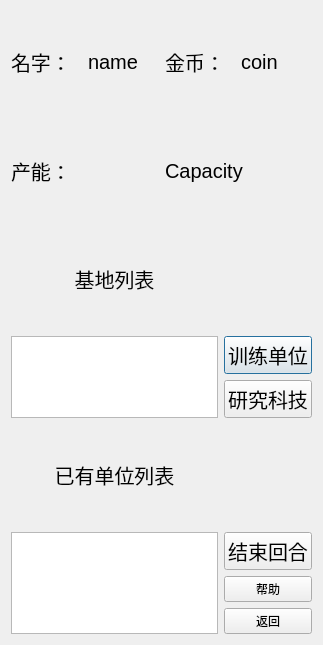
Above: UI/basewidget.ui from Linzecong/Simple-TBS-Game before the change. Below: the same form after it.
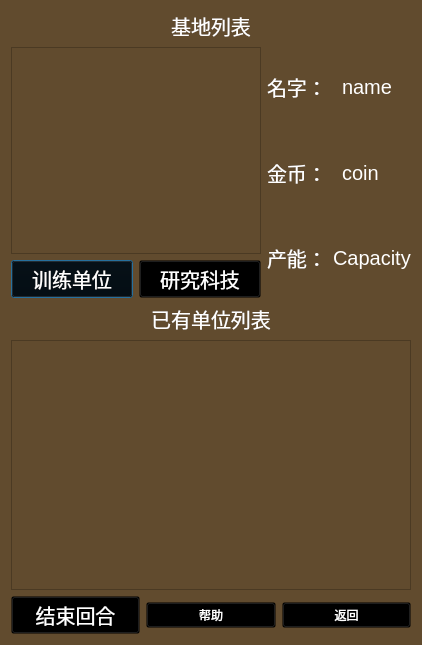
That is the form after the change. Icons and pictures are not drawn.

Patch:
```diff
--- a/UI/basewidget.ui
+++ b/UI/basewidget.ui
@@ -6,16 +6,115 @@
    <rect>
     <x>0</x>
     <y>0</y>
-    <width>323</width>
+    <width>422</width>
     <height>645</height>
    </rect>
   </property>
   <property name="windowTitle">
    <string>Dialog</string>
   </property>
+  <property name="styleSheet">
+   <string notr="true">color: rgb(255, 255, 255);
+background-color: rgb(97, 75, 46);</string>
+  </property>
   <layout class="QGridLayout" name="gridLayout">
-   <item row="0" column="0" colspan="2">
-    <layout class="QHBoxLayout" name="horizontalLayout">
+   <item row="0" column="0">
+    <widget class="QLabel" name="label_4">
+     <property name="font">
+      <font>
+       <pointsize>15</pointsize>
+      </font>
+     </property>
+     <property name="styleSheet">
+      <string notr="true">font-colo:white;</string>
+     </property>
+     <property name="text">
+      <string>基地列表</string>
+     </property>
+     <property name="alignment">
+      <set>Qt::AlignCenter</set>
+     </property>
+    </widget>
+   </item>
+   <item row="1" column="0">
+    <layout class="QHBoxLayout" name="horizontalLayout_6">
+     <item>
+      <layout class="QVBoxLayout" name="verticalLayout">
+       <item>
+        <widget class="QListWidget" name="BaseList">
+         <property name="flow">
+          <enum>QListView::LeftToRight</enum>
+         </property>
+        </widget>
+       </item>
+       <item>
+        <layout class="QHBoxLayout" name="horizontalLayout_4">
+         <item>
+          <widget class="QPushButton" name="TrainUnitButton">
+           <property name="font">
+            <font>
+             <pointsize>15</pointsize>
+            </font>
+           </property>
+           <property name="styleSheet">
+            <string notr="true">QPushButton{
+background: transparent;
+border-image:url(:/pixmap/button/button1.png);
+color:white;
+}
+QPushButton:pressed{
+background: transparent;
+border-image:url(:/pixmap/button/button2.png);
+color:white;
+}
+QPushButton:disabled{
+background: transparent;
+border-image:url(:/pixmap/button/button3.png);
+color:grey;
+}</string>
+           </property>
+           <property name="text">
+            <string>训练单位</string>
+           </property>
+          </widget>
+         </item>
+         <item>
+          <widget class="QPushButton" name="StudyButton">
+           <property name="font">
+            <font>
+             <pointsize>15</pointsize>
+            </font>
+           </property>
+           <property name="styleSheet">
+            <string notr="true">QPushButton{
+background: transparent;
+border-image:url(:/pixmap/button/button1.png);
+color:white;
+}
+QPushButton:pressed{
+background: transparent;
+border-image:url(:/pixmap/button/button2.png);
+color:white;
+}
+QPushButton:disabled{
+background: transparent;
+border-image:url(:/pixmap/button/button3.png);
+color:grey;
+}</string>
+           </property>
+           <property name="text">
+            <string>研究科技</string>
+           </property>
+          </widget>
+         </item>
+        </layout>
+       </item>
+      </layout>
+     </item>
+     <item>
+      <layout class="QVBoxLayout" name="verticalLayout_2">
+       <item>
+        <layout class="QHBoxLayout" name="horizontalLayout_3">
      <item>
       <widget class="QLabel" name="label">
        <property name="font">
@@ -40,6 +139,10 @@
        </property>
       </widget>
      </item>
+        </layout>
+       </item>
+       <item>
+        <layout class="QHBoxLayout" name="horizontalLayout">
      <item>
       <widget class="QLabel" name="label_6">
        <property name="font">
@@ -66,7 +169,7 @@
      </item>
     </layout>
    </item>
-   <item row="1" column="0" colspan="2">
+       <item>
     <layout class="QHBoxLayout" name="horizontalLayout_2">
      <item>
       <widget class="QLabel" name="label_3">
@@ -94,49 +197,11 @@
      </item>
     </layout>
    </item>
+      </layout>
+     </item>
+    </layout>
+   </item>
    <item row="2" column="0">
-    <widget class="QLabel" name="label_4">
-     <property name="font">
-      <font>
-       <pointsize>15</pointsize>
-      </font>
-     </property>
-     <property name="text">
-      <string>基地列表</string>
-     </property>
-     <property name="alignment">
-      <set>Qt::AlignCenter</set>
-     </property>
-    </widget>
-   </item>
-   <item row="3" column="0" rowspan="2">
-    <widget class="QListWidget" name="BaseList"/>
-   </item>
-   <item row="3" column="1">
-    <widget class="QPushButton" name="TrainUnitButton">
-     <property name="font">
-      <font>
-       <pointsize>15</pointsize>
-      </font>
-     </property>
-     <property name="text">
-      <string>训练单位</string>
-     </property>
-    </widget>
-   </item>
-   <item row="4" column="1">
-    <widget class="QPushButton" name="StudyButton">
-     <property name="font">
-      <font>
-       <pointsize>15</pointsize>
-      </font>
-     </property>
-     <property name="text">
-      <string>研究科技</string>
-     </property>
-    </widget>
-   </item>
-   <item row="5" column="0">
     <widget class="QLabel" name="label_5">
      <property name="font">
       <font>
@@ -151,34 +216,93 @@
      </property>
     </widget>
    </item>
-   <item row="6" column="0" rowspan="3">
-    <widget class="QListWidget" name="UnitList"/>
+   <item row="3" column="0">
+    <widget class="QListWidget" name="UnitList">
+     <property name="styleSheet">
+      <string notr="true"/>
+     </property>
+    </widget>
    </item>
-   <item row="6" column="1">
+   <item row="4" column="0">
+    <layout class="QHBoxLayout" name="horizontalLayout_5">
+     <item>
     <widget class="QPushButton" name="EndButton">
      <property name="font">
       <font>
        <pointsize>15</pointsize>
       </font>
      </property>
+       <property name="styleSheet">
+        <string notr="true">QPushButton{
+background: transparent;
+border-image:url(:/pixmap/button/button1.png);
+color:white;
+}
+QPushButton:pressed{
+background: transparent;
+border-image:url(:/pixmap/button/button2.png);
+color:white;
+}
+QPushButton:disabled{
+background: transparent;
+border-image:url(:/pixmap/button/button3.png);
+color:grey;
+}</string>
+       </property>
      <property name="text">
       <string>结束回合</string>
      </property>
     </widget>
    </item>
-   <item row="7" column="1">
+     <item>
     <widget class="QPushButton" name="HelpButton">
+       <property name="styleSheet">
+        <string notr="true">QPushButton{
+background: transparent;
+border-image:url(:/pixmap/button/button1.png);
+color:white;
+}
+QPushButton:pressed{
+background: transparent;
+border-image:url(:/pixmap/button/button2.png);
+color:white;
+}
+QPushButton:disabled{
+background: transparent;
+border-image:url(:/pixmap/button/button3.png);
+color:grey;
+}</string>
+       </property>
      <property name="text">
       <string>帮助</string>
      </property>
     </widget>
    </item>
-   <item row="8" column="1">
+     <item>
     <widget class="QPushButton" name="CancelButton">
+       <property name="styleSheet">
+        <string notr="true">QPushButton{
+background: transparent;
+border-image:url(:/pixmap/button/button1.png);
+color:white;
+}
+QPushButton:pressed{
+background: transparent;
+border-image:url(:/pixmap/button/button2.png);
+color:white;
+}
+QPushButton:disabled{
+background: transparent;
+border-image:url(:/pixmap/button/button3.png);
+color:grey;
+}</string>
+       </property>
      <property name="text">
       <string>返回</string>
      </property>
     </widget>
+     </item>
+    </layout>
    </item>
   </layout>
  </widget>
```
Lines whose indentation alone changed are shown as unchanged.
